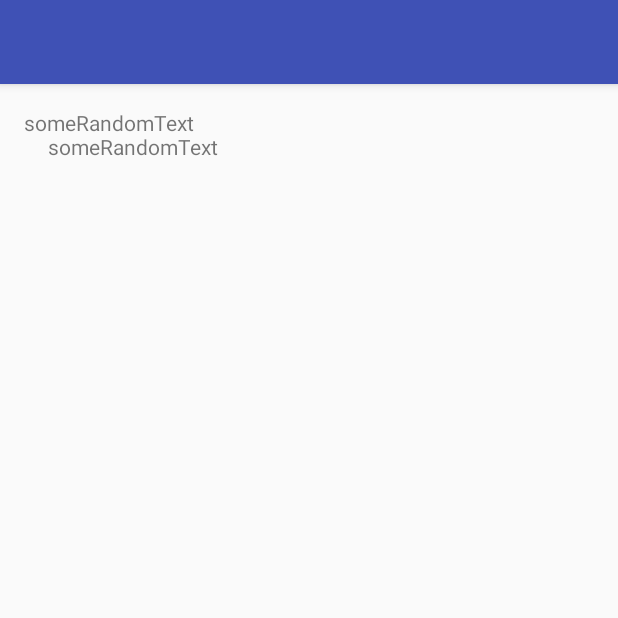
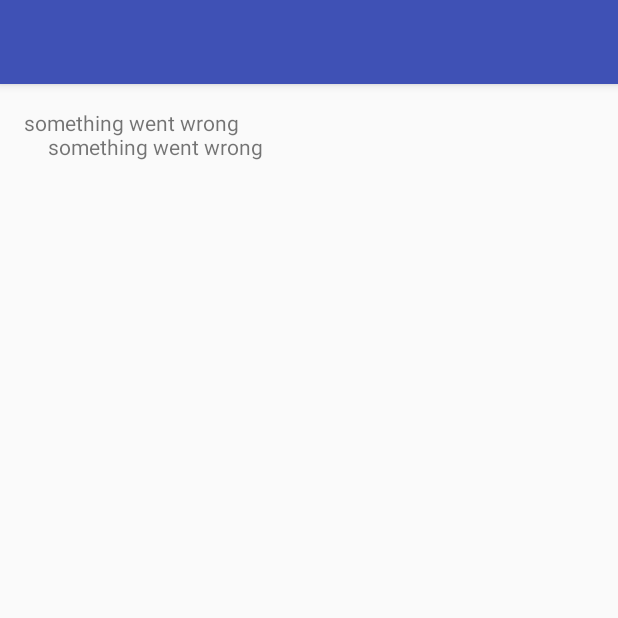
Before and after one commit to dmytrobohdanov/android-edu-sunny, an Android app: the DetailActivity screen opened directly, with no data from a screen before it, on a phone screen of 412 x 824 dp, the top half of it. Run offline under Robolectric (Android 15) with nearby library versions, the phone set to English and light mode, and no system bars.

Commit message:
details activity prototype finished

```diff
--- a/app/src/main/java/com/dmytro/sunny/DetailActivity.java
+++ b/app/src/main/java/com/dmytro/sunny/DetailActivity.java
@@ -1,4 +1,6 @@
 package com.dmytro.sunny;
+
+import android.content.Intent;
 import android.os.Bundle;
 import android.support.v4.app.Fragment;
 import android.support.v7.app.AppCompatActivity;
@@ -7,6 +9,7 @@ import android.view.Menu;
 import android.view.MenuItem;
 import android.view.View;
 import android.view.ViewGroup;
+import android.widget.TextView;
 
 //public class DetailActivity extends ActionBarActivity {
 public class DetailActivity extends AppCompatActivity {
@@ -59,6 +62,14 @@ public class DetailActivity extends AppCompatActivity {
                                  Bundle savedInstanceState) {
 
             View rootView = inflater.inflate(R.layout.fragment_detail, container, false);
+
+            Intent intent = getActivity().getIntent();
+            if(intent != null && intent.hasExtra(Intent.EXTRA_TEXT)){
+                String forecastString = intent.getStringExtra(Intent.EXTRA_TEXT);
+                ((TextView) rootView.findViewById(R.id.detail_text)).setText(forecastString);
+            }
+
+
             return rootView;
         }
     }
--- a/app/src/main/res/layout/fragment_detail.xml
+++ b/app/src/main/res/layout/fragment_detail.xml
@@ -6,7 +6,7 @@
     android:paddingBottom="@dimen/activity_vertical_margin"
     tools:context="com.dmytro.sunny.DetailActivity$DetailFragment">
 
-    <TextView android:text="someRandomText" android:layout_width="wrap_content"
+    <TextView android:text="something went wrong" android:layout_width="wrap_content"
         android:id="@+id/detail_text"
         android:layout_height="wrap_content" />
 
```
